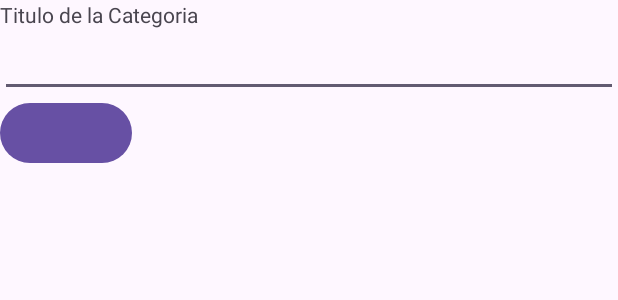
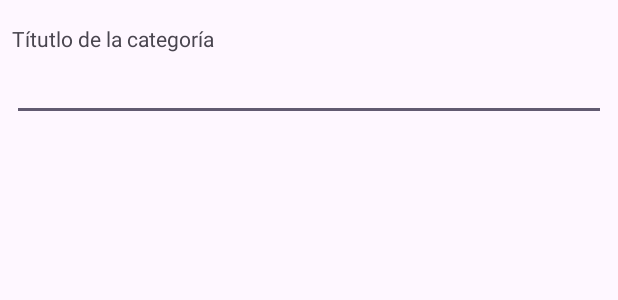
Before and after one commit to dannygob/ListaDeTareas, an Android app: the layout dialog_create_category.xml on its own in the app's theme, with its tools: preview values and no code run, on a phone screen of 412 x 824 dp. Shown: the top 300 px of the screen. Run offline under Robolectric (Android 15) with nearby library versions, the phone set to English and light mode, and no system bars.

Commit message:
8th commit

```diff
--- a/app/src/main/java/com/example/listadetareas/data/CategoryDAO.kt
+++ b/app/src/main/java/com/example/listadetareas/data/CategoryDAO.kt
@@ -4,7 +4,7 @@ import android.content.ContentValues
 import android.content.Context
 import android.database.sqlite.SQLiteDatabase
 import android.util.Log
-import com.example.listadetareas.manager.DatabaseManager
+import com.example.listadetareas.utils.DatabaseManager
 //import com.example.listadetareas.utils.DatabaseManager
 
 class CategoryDAO(private val context: Context) {
--- a/app/src/main/res/layout/dialog_create_category.xml
+++ b/app/src/main/res/layout/dialog_create_category.xml
@@ -2,27 +2,24 @@
 <LinearLayout xmlns:android="http://schemas.android.com/apk/res/android"
     android:layout_width="match_parent"
     android:layout_height="match_parent"
-    android:orientation="vertical">
+    android:orientation="vertical"
+    android:paddingTop="16dp"
+    android:paddingHorizontal="8dp">>
 
 <!--        <com.google.android.material.divider.MaterialDivider-->
 <!--            android:layout_width="match_parent"-->
 <!--            android:layout_height="wrap_content"-->
 
-        <TextView
-            android:layout_width="match_parent"
-            android:layout_height="wrap_content"
-            android:text="Titulo de la Categoria"
 
-            />
+    <TextView
+        android:layout_width="match_parent"
+        android:layout_height="wrap_content"
+        android:text="Títutlo de la categoría"/>
+
     <EditText
+        android:id="@+id/titleEditText"
         android:layout_width="match_parent"
         android:layout_height="wrap_content"/>
-
-        <Button
-            android:layout_width="wrap_content"
-            android:layout_height="wrap_content"
-            style="attr/materialIconButonStyle"
-            android:id="@+id/editButton"/>
 
 
 
```
Also changed, not shown: app/src/main/java/com/example/listadetareas/manager/DatabaseManager.kt (deleted, +0 -35 lines), app/src/main/java/com/example/listadetareas/utils/DatabaseManager.kt (+28 -1 lines).
